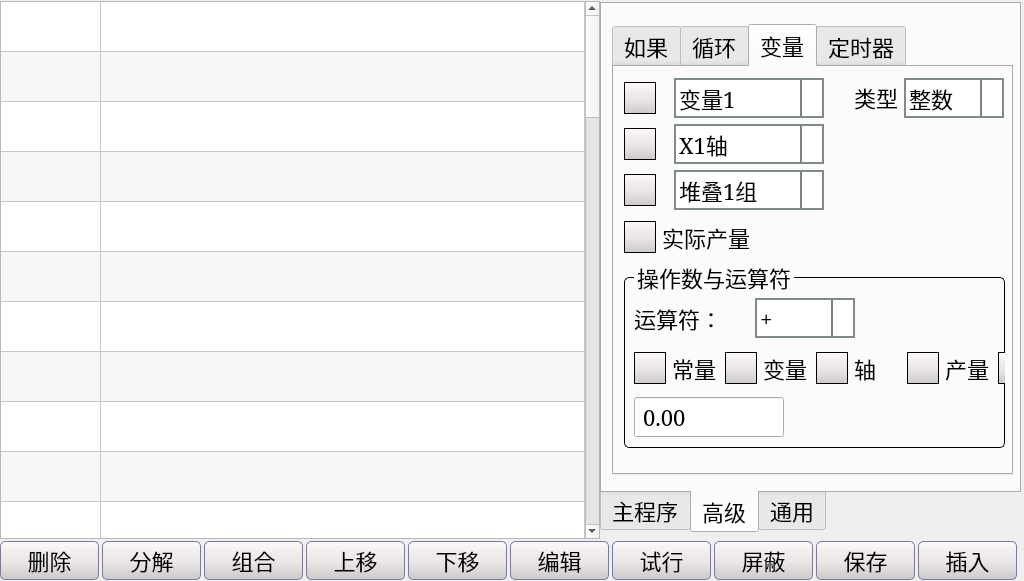
The window that teach.ui (Jade-yun/MachineTool) describes before a commit, drawn with Qt 5.
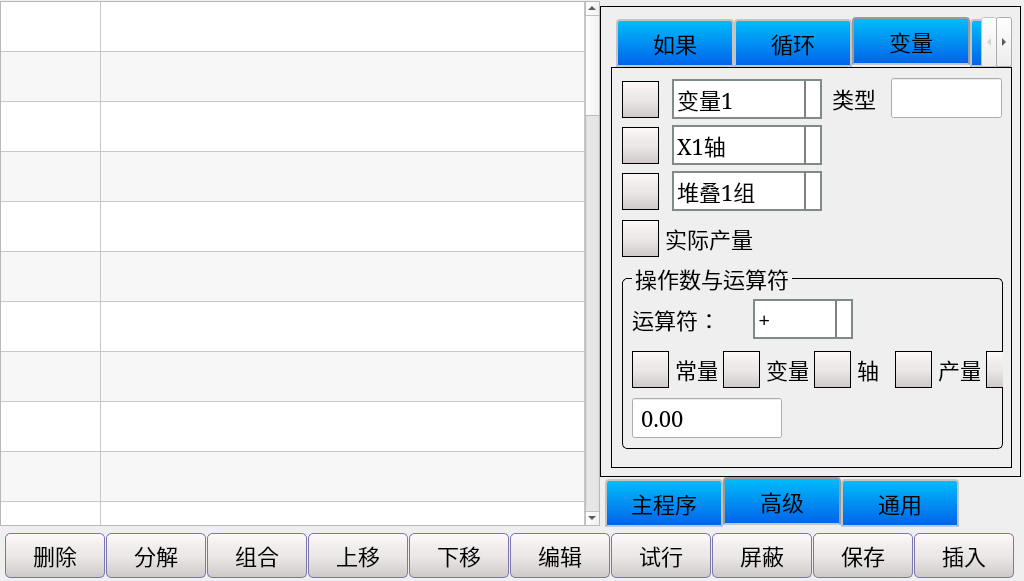
The same window after the commit. The open tabs and pages were chosen to show the change. Icons and pictures are not drawn. Custom widgets are drawn as their Qt base class.

Commit message: 完成设置部分参数存储

The edit to the form file:
```diff
--- a/teach.ui
+++ b/teach.ui
@@ -145,15 +145,57 @@
 
 
 
-/*
-QPushButton:pressed#Btn_SetHome,QPushButton:pressed#Btn_MonitorHome,QPushButton:pressed#Btn_AlarmHome,QPushButton:pressed#Btn_AlarmHome,QPushButton::pressed#Btn_ManualHome,
-{
-    background-color:#E7E8EB;
-    border-style:solid; 
-    border-width:1px;
-    border-color:#0A7C25; 
+/**********************************************************/
+QTabBar::tab{
+	background:rgb(160, 160, 160);
+	min-width:110px;
+	height:40px;
 }
-*/
+QTabBar::tab:selected {
+      border-color: #9B9B9B;
+      border-bottom-color: #C2C7CB; /* same as pane color */
+  }
+QTabBar::tab:!selected {
+      margin-top: 2px; /* make non-selected tabs look smaller */
+  }
+  QTabWidget::pane { /* The tab widget frame */
+      border-top: 2px solid #C2C7CB;
+  }
+
+  QTabWidget::tab-bar {
+      alignment:left;
+      left: 5px; /* move to the right by 5px */
+  }
+
+  /* Style the tab using the tab sub-control. Note that
+      it reads QTabBar _not_ QTabWidget */
+  QTabBar::tab {
+	background-color:qlineargradient(x1 : 0, y1 : 0, x2 : 0, y2 : 1, stop : 0 #00befa, stop: 1 #0160ea);
+      border: 2px solid #C4C4C3;
+      border-bottom-color: #C2C7CB; /* same as the pane color */
+      border-top-left-radius: 4px;
+      border-top-right-radius: 4px;
+      padding: 2px;
+  }
+
+  QTabBar::tab:selected, QTabBar::tab:hover {
+      background: qlineargradient(x1: 0, y1: 0, x2: 0, y2: 1,
+                                  stop: 0 #fafafa, stop: 0.4 #f4f4f4,
+                                  stop: 0.5 #e7e7e7, stop: 1.0 #fafafa);
+  }
+
+  QTabBar::tab:selected {
+      border-color: #9B9B9B;
+      border-bottom-color: #C2C7CB; /* same as pane color */
+  }
+
+  QTabBar::tab:!selected {
+      margin-top: 2px; /* make non-selected tabs look smaller */
+  }
+
+QTabWidget::pane {
+    border: 1px solid #000000; /* 设置边框样式和颜色 */
+}
 
 
 /*******************************************************/
@@ -162,8 +204,8 @@
 font-family: 'SimSun';
 }
 QCheckBox::indicator{
-width: 30px;
-height: 30px;
+width: 35px;
+height: 35px;
 border: 1px solid black; 
 background-color: qlineargradient(x1: 0, y1: 0, x2: 0, y2: 1,stop: 0 #FFFAFA, stop: 0.4 #EEE9E9,stop: 0.5 #EEE9E9, stop: 1.0 #CDC9C9);
 }
@@ -174,17 +216,18 @@
     }
 
 /*****************************************************************/
-QComboBox::!editable {
-                      border: 2px solid #808A87; /* 边框宽度和颜色 */
-                       }
+QComboBox {
+    border: 2px solid #808A87; /* 边框宽度和颜色 */
+}
+
 QComboBox::drop-down {
     subcontrol-origin: padding-right;
     subcontrol-position: top right;
-    width: 20px; /* 下拉箭头宽度 */
     border-left-width: 2px; /* 文本和箭头之间的分隔线宽度 */
     border-left-color: gray; /* 文本和箭头之间的分隔线颜色 */
     border-left-style: solid; /* 文本和箭头之间的分隔线样式 */
 }
+
 QComboBox::down-arrow {
     image: url(:/images/arrow_down_normal.png); /* 自定义下拉箭头图片 */
 }
@@ -193,10 +236,29 @@
   background-color:#409CE1;
   color:rgb(252, 233, 79);
 }
-QComboBox QAbstractItemView::item:selected{
-  background-color:#409CE1;
-  color:rgb(252, 233, 79);
+
+QComboBox QAbstractItemView::item:selected {
+    background-color: #409CE1;
+    color: rgb(252, 233, 79);
 }
+
+/* 添加每个 item 的高度设置 */
+QComboBox QAbstractItemView::item {
+    min-height: 40px; /* 设置每个 item 的最小高度 */
+    color: black; /* 设置默认文本颜色 */
+    background-color: white; /* 设置默认背景颜色 */
+}
+
+QComboBox:editable QLineEdit {
+    color: black; /* 设置可编辑状态下的文本颜色 */
+    background: white; /* 设置可编辑状态下的背景颜色 */
+}
+
+QComboBox:!editable, QComboBox:editable:on {
+    color: black; /* 设置非编辑状态下的文本颜色 */
+    background: white; /* 设置非编辑状态下的背景颜色 */
+}
+
 /****************************************************************************/
 QLineEdit {
 
@@ -209,21 +271,9 @@
      <x>0</x>
      <y>1</y>
      <width>600</width>
-     <height>538</height>
+     <height>525</height>
     </rect>
    </property>
-   <property name="minimumSize">
-    <size>
-     <width>600</width>
-     <height>538</height>
-    </size>
-   </property>
-   <property name="maximumSize">
-    <size>
-     <width>600</width>
-     <height>538</height>
-    </size>
-   </property>
    <property name="font">
     <font>
      <family>SimSun</family>
@@ -370,14 +420,23 @@
    <property name="geometry">
     <rect>
      <x>0</x>
-     <y>540</y>
+     <y>530</y>
      <width>1021</width>
-     <height>41</height>
+     <height>51</height>
     </rect>
    </property>
    <layout class="QHBoxLayout" name="horizontalLayout">
     <property name="spacing">
-     <number>3</number>
+     <number>1</number>
+    </property>
+    <property name="leftMargin">
+     <number>5</number>
+    </property>
+    <property name="topMargin">
+     <number>0</number>
+    </property>
+    <property name="bottomMargin">
+     <number>0</number>
     </property>
     <item>
      <widget class="QPushButton" name="btnDelete">
@@ -389,14 +448,14 @@
       </property>
       <property name="minimumSize">
        <size>
-        <width>99</width>
-        <height>39</height>
+        <width>100</width>
+        <height>45</height>
        </size>
       </property>
       <property name="maximumSize">
        <size>
-        <width>99</width>
-        <height>39</height>
+        <width>100</width>
+        <height>45</height>
        </size>
       </property>
       <property name="font">
@@ -430,14 +489,14 @@
       </property>
       <property name="minimumSize">
        <size>
-        <width>99</width>
-        <height>39</height>
+        <width>100</width>
+        <height>45</height>
        </size>
       </property>
       <property name="maximumSize">
        <size>
-        <width>99</width>
-        <height>39</height>
+        <width>100</width>
+        <height>45</height>
        </size>
       </property>
       <property name="font">
@@ -471,14 +530,14 @@
       </property>
       <property name="minimumSize">
        <size>
-        <width>99</width>
-        <height>39</height>
+        <width>100</width>
+        <height>45</height>
        </size>
       </property>
       <property name="maximumSize">
        <size>
-        <width>99</width>
-        <height>39</height>
+        <width>100</width>
+        <height>45</height>
        </size>
       </property>
       <property name="font">
@@ -512,14 +571,14 @@
       </property>
       <property name="minimumSize">
        <size>
-        <width>99</width>
-        <height>39</height>
+        <width>100</width>
+        <height>45</height>
        </size>
       </property>
       <property name="maximumSize">
        <size>
-        <width>99</width>
-        <height>39</height>
+        <width>100</width>
+        <height>45</height>
        </size>
       </property>
       <property name="font">
@@ -553,14 +612,14 @@
       </property>
       <property name="minimumSize">
        <size>
-        <width>99</width>
-        <height>39</height>
+        <width>100</width>
+        <height>45</height>
        </size>
       </property>
       <property name="maximumSize">
        <size>
-        <width>99</width>
-        <height>39</height>
+        <width>100</width>
+        <height>45</height>
        </size>
       </property>
       <property name="font">
@@ -594,14 +653,14 @@
       </property>
       <property name="minimumSize">
        <size>
-        <width>99</width>
-        <height>39</height>
+        <width>100</width>
+        <height>45</height>
        </size>
       </property>
       <property name="maximumSize">
        <size>
-        <width>99</width>
-        <height>39</height>
+        <width>100</width>
+        <height>45</height>
        </size>
       </property>
       <property name="font">
@@ -638,14 +697,14 @@
       </property>
       <property name="minimumSize">
        <size>
-        <width>99</width>
-        <height>39</height>
+        <width>100</width>
+        <height>45</height>
        </size>
       </property>
       <property name="maximumSize">
        <size>
-        <width>99</width>
-        <height>39</height>
+        <width>100</width>
+        <height>45</height>
        </size>
       </property>
       <property name="font">
@@ -679,14 +738,14 @@
       </property>
       <property name="minimumSize">
        <size>
-        <width>99</width>
-        <height>39</height>
+        <width>100</width>
+        <height>45</height>
        </size>
       </property>
       <property name="maximumSize">
        <size>
-        <width>99</width>
-        <height>39</height>
+        <width>100</width>
+        <height>45</height>
        </size>
       </property>
       <property name="font">
@@ -720,14 +779,14 @@
       </property>
       <property name="minimumSize">
        <size>
-        <width>99</width>
-        <height>39</height>
+        <width>100</width>
+        <height>45</height>
        </size>
       </property>
       <property name="maximumSize">
        <size>
-        <width>99</width>
-        <height>39</height>
+        <width>100</width>
+        <height>45</height>
        </size>
       </property>
       <property name="font">
@@ -761,14 +820,14 @@
       </property>
       <property name="minimumSize">
        <size>
-        <width>99</width>
-        <height>39</height>
+        <width>100</width>
+        <height>45</height>
        </size>
       </property>
       <property name="maximumSize">
        <size>
-        <width>99</width>
-        <height>39</height>
+        <width>100</width>
+        <height>45</height>
        </size>
       </property>
       <property name="font">
@@ -798,9 +857,9 @@
    <property name="geometry">
     <rect>
      <x>600</x>
-     <y>2</y>
+     <y>6</y>
      <width>421</width>
-     <height>531</height>
+     <height>521</height>
     </rect>
    </property>
    <property name="font">
@@ -7372,7 +7431,7 @@
        <x>0</x>
        <y>0</y>
        <width>421</width>
-       <height>481</height>
+       <height>471</height>
       </rect>
      </property>
      <property name="currentIndex">
@@ -7821,7 +7880,7 @@
        <property name="geometry">
         <rect>
          <x>10</x>
-         <y>20</y>
+         <y>10</y>
          <width>401</width>
          <height>451</height>
         </rect>
@@ -8328,13 +8387,13 @@
             <widget class="QCheckBox" name="chboxAxisVarOp">
              <property name="minimumSize">
               <size>
-               <width>85</width>
+               <width>75</width>
                <height>40</height>
               </size>
              </property>
              <property name="maximumSize">
               <size>
-               <width>16777215</width>
+               <width>75</width>
                <height>40</height>
               </size>
              </property>
@@ -8677,48 +8736,10 @@
           <bool>false</bool>
          </property>
         </widget>
-        <widget class="QComboBox" name="coboxOperatorVarPreOp">
-         <property name="geometry">
-          <rect>
-           <x>290</x>
-           <y>11</y>
-           <width>100</width>
-           <height>40</height>
-          </rect>
-         </property>
-         <property name="minimumSize">
-          <size>
-           <width>100</width>
-           <height>40</height>
-          </size>
-         </property>
-         <property name="maximumSize">
-          <size>
-           <width>100</width>
-           <height>40</height>
-          </size>
-         </property>
-         <property name="font">
-          <font>
-           <family>SimSun</family>
-           <pointsize>-1</pointsize>
-          </font>
-         </property>
-         <item>
-          <property name="text">
-           <string>整数</string>
-          </property>
-         </item>
-         <item>
-          <property name="text">
-           <string>小数</string>
-          </property>
-         </item>
-        </widget>
         <widget class="QLabel" name="label_9">
          <property name="geometry">
           <rect>
-           <x>240</x>
+           <x>220</x>
            <y>10</y>
            <width>51</width>
            <height>40</height>
@@ -8975,6 +8996,16 @@
           </property>
          </item>
         </widget>
+        <widget class="QLineEdit" name="editVarTypeSet">
+         <property name="geometry">
+          <rect>
+           <x>279</x>
+           <y>10</y>
+           <width>111</width>
+           <height>40</height>
+          </rect>
+         </property>
+        </widget>
        </widget>
        <widget class="QWidget" name="tab_timer">
         <attribute name="title">
@@ -14992,6 +15023,11 @@
    <extends>QLineEdit</extends>
    <header>customedit.h</header>
   </customwidget>
+  <customwidget>
+   <class>RefPointEdit</class>
+   <extends>QLineEdit</extends>
+   <header location="global">referpointdialog.h</header>
+  </customwidget>
  </customwidgets>
  <resources>
   <include location="images.qrc"/>
```
Left out of the diff: 64 changed lines with no effect on the pictures. The commit also changes 94 other files.
